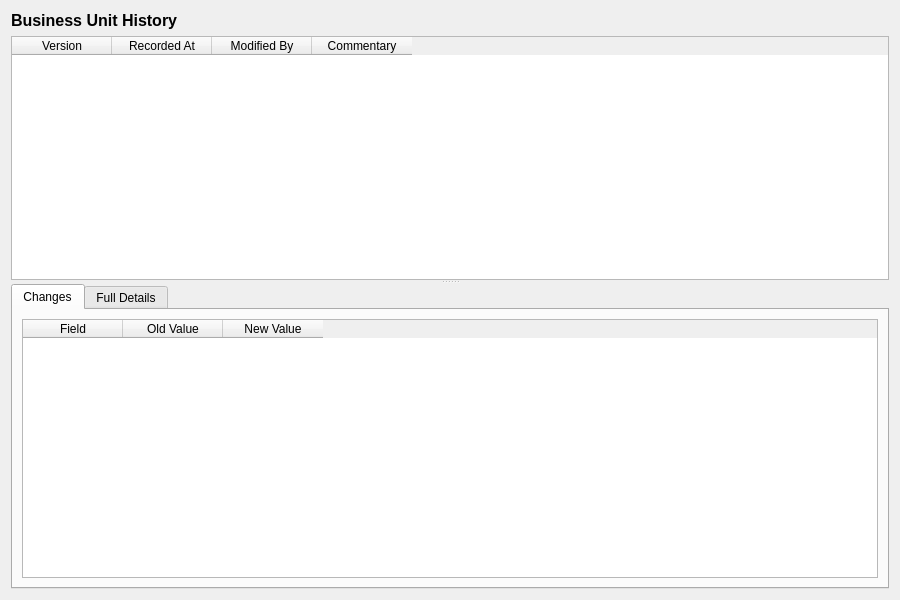
The window that projects/ores.qt/ui/BusinessUnitHistoryDialog.ui (OreStudio/OreStudio) describes before a commit, drawn with Qt 5.
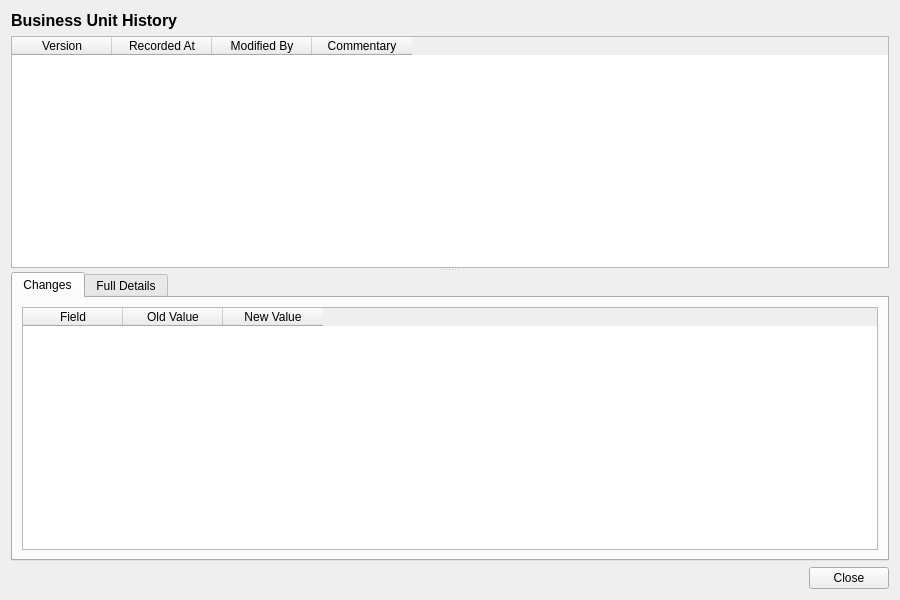
The same window after the commit.

Commit message: [qt] Remove toolbars from detail dialogs; add Close button throughout

Patch:
```diff
--- a/projects/ores.qt/ui/BusinessUnitHistoryDialog.ui
+++ b/projects/ores.qt/ui/BusinessUnitHistoryDialog.ui
@@ -262,6 +262,27 @@
      </widget>
     </widget>
    </item>
+   <item>
+    <layout class="QHBoxLayout" name="buttonLayout">
+     <item>
+      <spacer name="horizontalSpacer">
+       <property name="orientation">
+        <enum>Qt::Horizontal</enum>
+       </property>
+       <property name="sizeHint" stdset="0">
+        <size><width>40</width><height>20</height></size>
+       </property>
+      </spacer>
+     </item>
+     <item>
+      <widget class="QPushButton" name="closeButton">
+       <property name="text">
+        <string>Close</string>
+       </property>
+      </widget>
+     </item>
+    </layout>
+   </item>
   </layout>
  </widget>
  <resources/>
```
Left out of the diff: 6 changed lines with no effect on the pictures. The commit also changes 201 other files.
